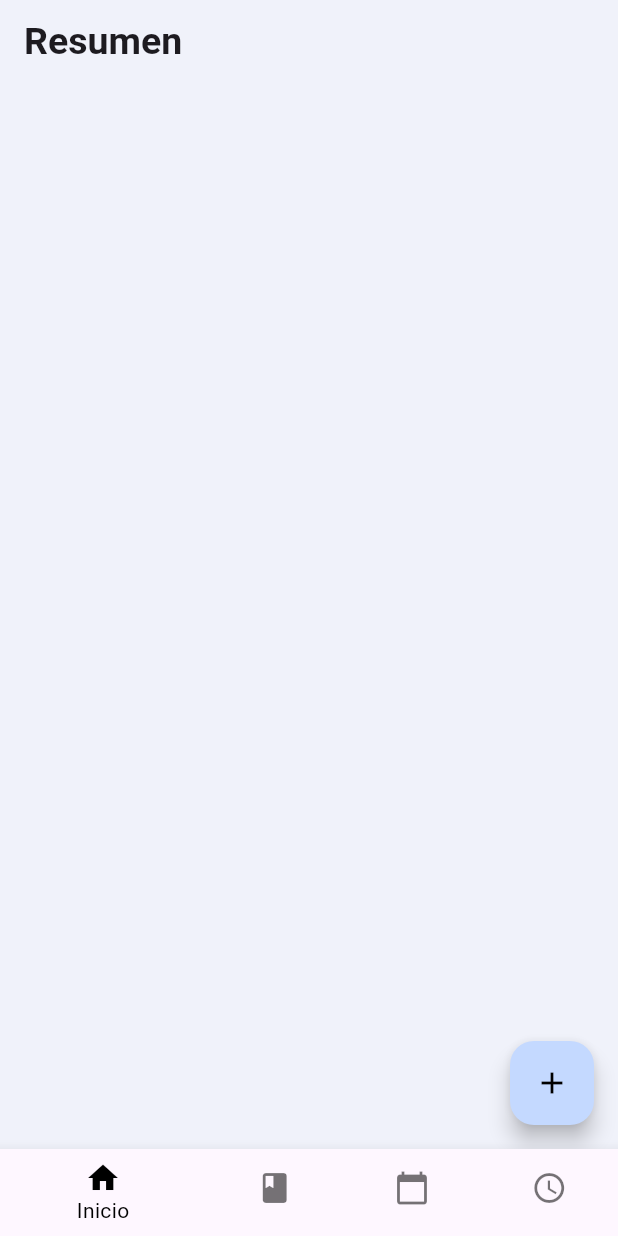
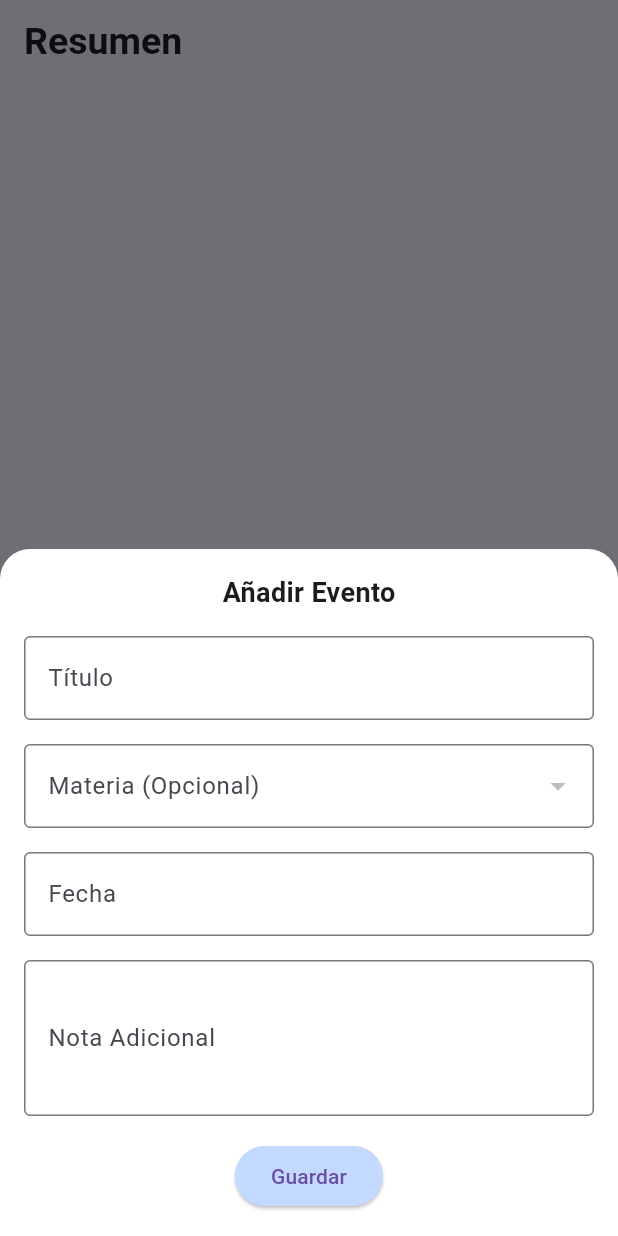
Before and after one commit to srYisu/agenda_escolar, a Flutter app: the screen it shows after launch, after a tap on the "add" icon, on a phone screen of 412 x 824 dp. Run offline on Flutter 3.47's test engine with Material 3 defaults, Android fonts, the phone set to English and light mode, and no system bars; our stand-ins replace hive, hive_flutter; accounts and stored records are empty.

Commit message:
ya hay boton de eventos y hive de eventos, aun no estan vinculados

```diff
--- /dev/null
+++ b/lib/data/boxEventos.dart
@@ -0,0 +1,34 @@
+import 'package:hive_flutter/hive_flutter.dart';
+import 'boxMaterias.dart'; // Importa la clase Materia
+import 'package:flutter/material.dart';
+
+part 'boxEventos.g.dart';
+
+@HiveType(typeId: 2)
+class Evento extends HiveObject {
+  @HiveField(0)
+  String titulo;
+
+  @HiveField(1)
+  Materia materia;
+
+  @HiveField(2)
+  DateTime fecha;
+
+  @HiveField(3)
+  String notas;
+
+  @HiveField(4)
+  int colorMateria; // Guardamos también el color
+
+  Evento({
+    required this.materia,
+    required this.titulo,
+    required this.fecha,
+    required this.notas,
+    required this.colorMateria,
+
+  }); // Copiamos el color al crear
+
+  Color get color => Color(materia.colorMateria); // Acceso directo al color
+}
--- /dev/null
+++ b/lib/data/eventosController.dart
@@ -0,0 +1,29 @@
+import 'package:hive/hive.dart';
+import 'boxEventos.dart'; // Asegúrate que este es tu modelo de Materia
+
+class EventosController {
+  final Box<Evento> _box = Hive.box<Evento>('materias');
+
+  List<Evento> obtenerTodas() {
+    return _box.values.toList();
+  }
+
+  Future<void> agregarMateria(Evento even) async {
+    await _box.add(even);
+    print('Materia agregada: ${even.titulo}');
+  }
+
+  Future<void> eliminarMateria(int index) async {
+    await _box.deleteAt(index);
+  }
+
+  Future<void> editarMateria(int index, Evento eventoActualizado) async {
+    await _box.putAt(index, eventoActualizado);
+  }
+
+  Evento? obtenerPorIndice(int index) {
+    return _box.getAt(index);
+  }
+
+  int get cantidad => _box.length;
+}
--- a/lib/screen/movil/pantallaCalendario.dart
+++ b/lib/screen/movil/pantallaCalendario.dart
@@ -1,5 +1,6 @@
 import 'package:agenda_escolar/src/colores.dart';
 import 'package:flutter/material.dart';
+import 'package:agenda_escolar/src/botonAgregarEventro.dart';
 
 class Pantallacalendario extends StatefulWidget {
   const Pantallacalendario({super.key});
@@ -13,11 +14,7 @@ class _CalendarioState extends State<Pantallacalendario> {
   Widget build(BuildContext context) {
     return Scaffold(
       backgroundColor: Colores().colorPrimario,
-      floatingActionButton: FloatingActionButton(
-        onPressed: (){},
-        backgroundColor: Colores().colorBoton,
-        child: const Icon(Icons.add, color: Colors.black),
-      ),
+      floatingActionButton: const BotonAgregarEvento(),
     );
   }
 }
--- a/lib/screen/movil/pantallaResumen.dart
+++ b/lib/screen/movil/pantallaResumen.dart
@@ -1,3 +1,4 @@
+import 'package:agenda_escolar/src/botonAgregarEventro.dart';
 import 'package:agenda_escolar/src/colores.dart';
 import 'package:flutter/material.dart';
 
@@ -13,11 +14,7 @@ class _PantallaresumenState extends State<Pantallaresumen> {
   Widget build(BuildContext context) {
     return Scaffold(
       backgroundColor: Colores().colorPrimario,
-      floatingActionButton: FloatingActionButton(
-        onPressed: (){},
-        backgroundColor: Colores().colorBoton,
-        child: const Icon(Icons.add, color: Colors.black),
-      ),
+      floatingActionButton: BotonAgregarEvento(),
     );
   }
 }
--- /dev/null
+++ b/lib/src/botonAgregarEventro.dart
@@ -0,0 +1,119 @@
+import 'package:flutter/material.dart';
+import 'package:agenda_escolar/src/colores.dart';
+import 'package:agenda_escolar/data/materiasController.dart';
+
+class BotonAgregarEvento extends StatelessWidget {
+  const BotonAgregarEvento({super.key});
+
+  @override
+  Widget build(BuildContext context) {
+    return FloatingActionButton(
+      onPressed: () {
+        _mostrarFormularioAgregarEvento(context);
+      },
+      backgroundColor: Colores().colorBoton,
+      child: const Icon(Icons.add, color: Colors.black),
+    );
+  }
+
+  void _mostrarFormularioAgregarEvento(BuildContext context) {
+    final MateriaController materiaController = MateriaController();
+    final List<String> materias = materiaController
+        .obtenerTodas()
+        .map((materia) => materia.nombreMateria)
+        .toList();
+
+    showModalBottomSheet(
+      context: context,
+      isScrollControlled: true,
+      backgroundColor: Colors.white,
+      shape: const RoundedRectangleBorder(
+        borderRadius: BorderRadius.vertical(top: Radius.circular(20)),
+      ),
+      builder: (context) {
+        String? materiaSeleccionada;
+
+        return Padding(
+          padding: EdgeInsets.only(
+            left: 16,
+            right: 16,
+            top: 16,
+            bottom: MediaQuery.of(context).viewInsets.bottom + 16,
+          ),
+          child: Form(
+            child: Column(
+              mainAxisSize: MainAxisSize.min,
+              children: [
+                const Text(
+                  'Añadir Evento',
+                  style: TextStyle(fontSize: 18, fontWeight: FontWeight.bold),
+                ),
+                const SizedBox(height: 16),
+                TextFormField(
+                  decoration: const InputDecoration(
+                    labelText: 'Título',
+                    border: OutlineInputBorder(),
+                  ),
+                ),
+                const SizedBox(height: 16),
+                DropdownButtonFormField<String>(
+                  decoration: const InputDecoration(
+                    labelText: 'Materia (Opcional)',
+                    border: OutlineInputBorder(),
+                  ),
+                  items: materias
+                      .map((materia) => DropdownMenuItem(
+                            value: materia,
+                            child: Text(materia),
+                          ))
+                      .toList(),
+                  onChanged: (value) {
+                    materiaSeleccionada = value;
+                  },
+                ),
+                const SizedBox(height: 16),
+                TextFormField(
+                  decoration: const InputDecoration(
+                    labelText: 'Fecha',
+                    border: OutlineInputBorder(),
+                  ),
+                  onTap: () async {
+                    FocusScope.of(context).requestFocus(FocusNode());
+                    final selectedDate = await showDatePicker(
+                      context: context,
+                      initialDate: DateTime.now(),
+                      firstDate: DateTime(2000),
+                      lastDate: DateTime(2100),
+                    );
+                    if (selectedDate != null) {
+                      // Aquí puedes manejar la fecha seleccionada
+                    }
+                  },
+                ),
+                const SizedBox(height: 16),
+                TextFormField(
+                  decoration: const InputDecoration(
+                    labelText: 'Nota Adicional',
+                    border: OutlineInputBorder(),
+                  ),
+                  maxLines: 3,
+                ),
+                const SizedBox(height: 16),
+                ElevatedButton(
+                  onPressed: () {
+                    // Aquí puedes manejar el guardado del evento
+                    Navigator.pop(context);
+                  },
+                  style: ElevatedButton.styleFrom(
+                    backgroundColor: Colores().colorBoton,
+                  ),
+                  child: const Text('Guardar'),
+                ),
+              ],
+            ),
+          ),
+        );
+      },
+    );
+  }
+}
--- a/pubspec.yaml
+++ b/pubspec.yaml
@@ -9,12 +9,9 @@ environment:
 dependencies:
   flutter:
     sdk: flutter
-<<<<<<< HEAD
   table_calendar: ^3.0.9
-=======
   hive: ^2.2.3
   hive_flutter: ^1.1.0
->>>>>>> 21ec34f91849c273751e5a4063a79d1858cbf7d7
 
 dev_dependencies:
   flutter_test:
```
Also changed, not shown: lib/data/boxEventos.g.dart (added), lib/main.dart (line endings or trailing spaces), pubspec.lock.
